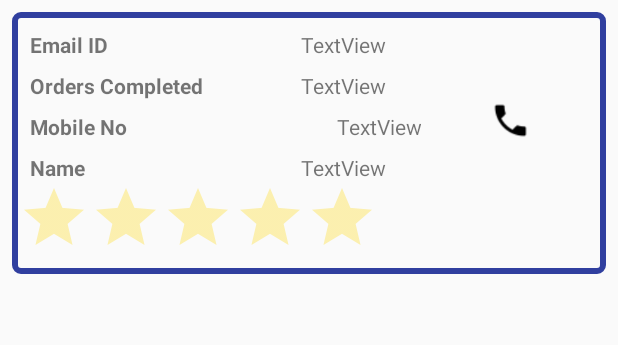
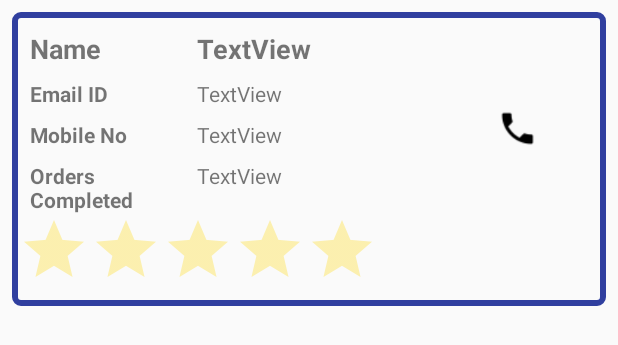
Before and after one commit to Lad-Rahul/HelperGenie, an Android app: the layout sp_row.xml on its own in the app's theme, with its tools: preview values and no code run, on a phone screen of 412 x 824 dp. Shown: the top 345 px of the screen. Run offline under Robolectric (Android 15) with nearby library versions, the phone set to English and light mode, and no system bars.

Commit message:
Redesigned UI

```diff
--- a/app/src/main/java/com/example/lad/helpergenie/MainActivity.java
+++ b/app/src/main/java/com/example/lad/helpergenie/MainActivity.java
@@ -82,9 +82,9 @@ public class MainActivity extends AppCompatActivity
 
         navigationView = (NavigationView) findViewById(R.id.nav_view);
         navigationView.setNavigationItemSelectedListener(this);
-        navigationView.setCheckedItem(0);
         fragmentManager =  getSupportFragmentManager();
         fragmentManager.beginTransaction().replace(R.id.alternatingLayout,new homeActivity()).commit();
+        //navigationView.setCheckedItem(0);
 
     }
 
@@ -130,6 +130,7 @@ public class MainActivity extends AppCompatActivity
                     RC_SIGN_IN);
         }
 
+        navigationView.getMenu().getItem(0).setChecked(true);
         //Only For DEVELOPMENT OF RETRIVEING DATA:::::::::::::::::::::::
         //Intent i1 = new Intent(this,TrialFirebase.class);
         //startActivity(i1);
--- a/app/src/main/res/layout/sp_row.xml
+++ b/app/src/main/res/layout/sp_row.xml
@@ -11,26 +11,55 @@
     <LinearLayout
         android:layout_width="match_parent"
         android:layout_height="match_parent"
+        android:orientation="horizontal">
+
+        <TextView
+            android:id="@+id/ts1"
+            android:layout_width="match_parent"
+            android:layout_height="wrap_content"
+            android:layout_marginStart="8dp"
+            android:layout_marginTop="8dp"
+            android:layout_weight="5"
+            android:text="Name"
+            android:textSize="18sp"
+            android:textStyle="bold" />
+
+        <TextView
+            android:id="@+id/spName"
+            android:layout_width="match_parent"
+            android:layout_height="wrap_content"
+            android:layout_marginStart="8dp"
+            android:layout_marginTop="8dp"
+            android:layout_weight="2"
+            android:text="TextView"
+            android:textSize="18sp"
+            android:textStyle="bold" />
+
+    </LinearLayout>
+
+    <LinearLayout
+        android:layout_width="match_parent"
+        android:layout_height="match_parent"
         android:layout_weight="1"
         android:orientation="horizontal">
 
         <TextView
             android:id="@+id/textView9"
-            android:layout_width="30dp"
+            android:layout_width="match_parent"
             android:layout_height="wrap_content"
             android:layout_marginStart="8dp"
             android:layout_marginTop="8dp"
-            android:layout_weight="1"
+            android:layout_weight="5"
             android:text="Email ID"
             android:textStyle="bold" />
 
         <TextView
             android:id="@+id/spEmail"
-            android:layout_width="wrap_content"
+            android:layout_width="match_parent"
             android:layout_height="wrap_content"
             android:layout_marginStart="8dp"
             android:layout_marginTop="8dp"
-            android:layout_weight="1"
+            android:layout_weight="2"
             android:text="TextView" />
 
     </LinearLayout>
@@ -42,23 +71,31 @@
         android:orientation="horizontal">
 
         <TextView
-            android:id="@+id/textView7"
-            android:layout_width="30dp"
+            android:id="@+id/textView5"
+            android:layout_width="match_parent"
             android:layout_height="wrap_content"
             android:layout_marginStart="8dp"
             android:layout_marginTop="8dp"
-            android:layout_weight="1"
-            android:text="Orders Completed"
+            android:layout_weight="5"
+            android:text="Mobile No"
             android:textStyle="bold" />
 
         <TextView
-            android:id="@+id/spordercomplete"
-            android:layout_width="wrap_content"
+            android:id="@+id/spMobile"
+            android:layout_width="match_parent"
             android:layout_height="wrap_content"
             android:layout_marginStart="8dp"
             android:layout_marginTop="8dp"
-            android:layout_weight="1"
+            android:layout_weight="4"
             android:text="TextView" />
+
+        <ImageView
+            android:id="@+id/phoneCall"
+            android:layout_width="match_parent"
+            android:layout_height="match_parent"
+            android:layout_weight="5"
+            app:srcCompat="@drawable/ic_phone_black_24dp" />
+
     </LinearLayout>
 
     <LinearLayout
@@ -68,57 +105,24 @@
         android:orientation="horizontal">
 
         <TextView
-            android:id="@+id/textView5"
-            android:layout_width="30dp"
+            android:id="@+id/textView7"
+            android:layout_width="match_parent"
             android:layout_height="wrap_content"
             android:layout_marginStart="8dp"
             android:layout_marginTop="8dp"
-            android:layout_weight="1"
-            android:text="Mobile No"
+            android:layout_weight="5"
+            android:text="Orders Completed"
             android:textStyle="bold" />
 
         <TextView
-            android:id="@+id/spMobile"
-            android:layout_width="wrap_content"
+            android:id="@+id/spordercomplete"
+            android:layout_width="match_parent"
             android:layout_height="wrap_content"
             android:layout_marginStart="8dp"
             android:layout_marginTop="8dp"
-            android:layout_weight="1"
-            android:textAlignment="textEnd"
+            android:layout_weight="2"
             android:text="TextView" />
 
-        <ImageView
-            android:id="@+id/phoneCall"
-            android:layout_width="wrap_content"
-            android:layout_height="match_parent"
-            android:layout_weight="1"
-            app:srcCompat="@drawable/ic_phone_black_24dp" />
-
-    </LinearLayout>
-
-    <LinearLayout
-        android:layout_width="match_parent"
-        android:layout_height="match_parent"
-        android:orientation="horizontal">
-
-        <TextView
-            android:id="@+id/ts1"
-            android:layout_width="30dp"
-            android:layout_height="wrap_content"
-            android:layout_marginStart="8dp"
-            android:layout_marginTop="8dp"
-            android:layout_weight="1"
-            android:text="Name"
-            android:textStyle="bold" />
-
-        <TextView
-            android:id="@+id/spName"
-            android:layout_width="wrap_content"
-            android:layout_height="wrap_content"
-            android:layout_marginStart="8dp"
-            android:layout_marginTop="8dp"
-            android:layout_weight="1"
-            android:text="TextView" />
 
     </LinearLayout>
 
@@ -126,7 +130,6 @@
         android:id="@+id/ratingBar"
         android:layout_width="wrap_content"
         android:layout_height="wrap_content"
-        android:layout_weight="1"
-        android:theme="@style/RatingbarColor"
-        />
+        android:layout_weight="5"
+        android:theme="@style/RatingbarColor" />
 </LinearLayout>
```
